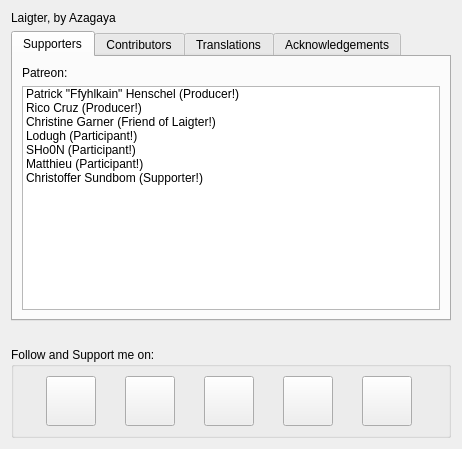
Old version of the form gui/about_dialog.ui in the repository azagaya/laigter.
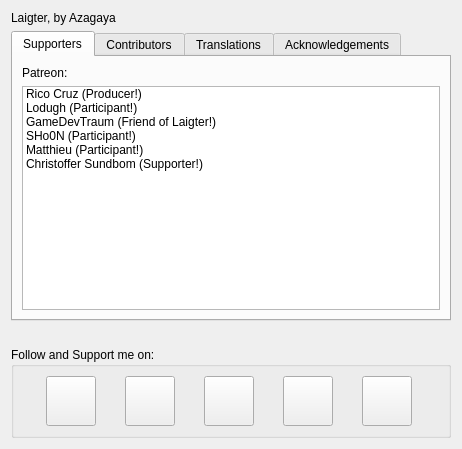
New version of the form. The open tabs and pages were chosen to show the change. Icons and pictures are not drawn.

What changed in the file:
```diff
--- a/gui/about_dialog.ui
+++ b/gui/about_dialog.ui
@@ -194,26 +194,21 @@
       <layout class="QGridLayout" name="gridLayout_3">
        <item row="1" column="0">
         <widget class="QListWidget" name="listWidget">
-         <item>
-          <property name="text">
-           <string>Patrick &quot;Ffyhlkain&quot; Henschel (Producer!)</string>
-          </property>
-         </item>
          <item>
           <property name="text">
            <string>Rico Cruz (Producer!)</string>
           </property>
          </item>
-         <item>
-          <property name="text">
-           <string>Christine Garner (Friend of Laigter!)</string>
-          </property>
-         </item>
          <item>
           <property name="text">
            <string>Lodugh (Participant!)</string>
           </property>
          </item>
+         <item>
+          <property name="text">
+           <string>GameDevTraum (Friend of Laigter!)</string>
+          </property>
+         </item>
          <item>
           <property name="text">
            <string>SHo0N (Participant!)</string>
```
Left out of the diff: 11 changed lines with no effect on the pictures.
